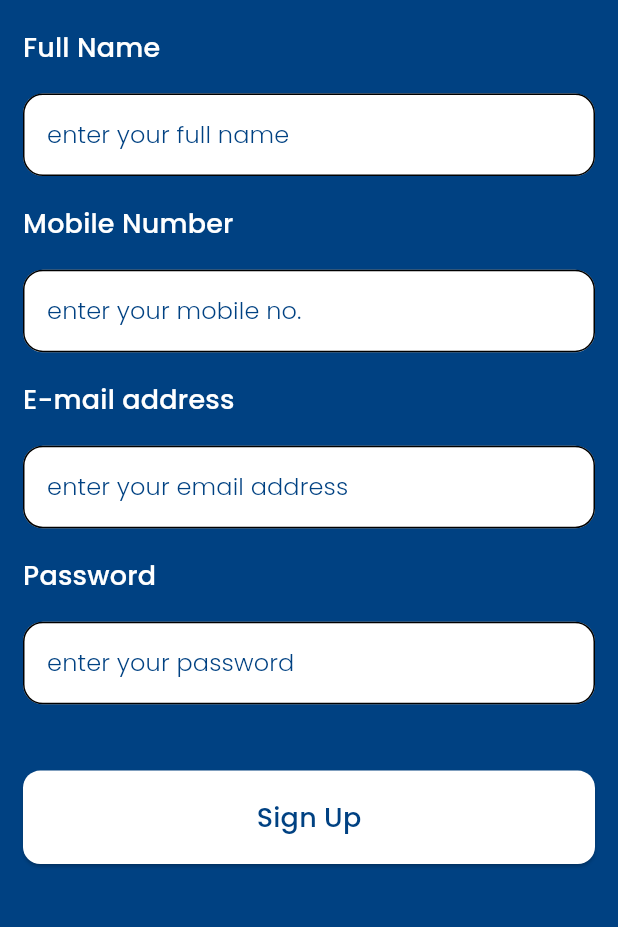
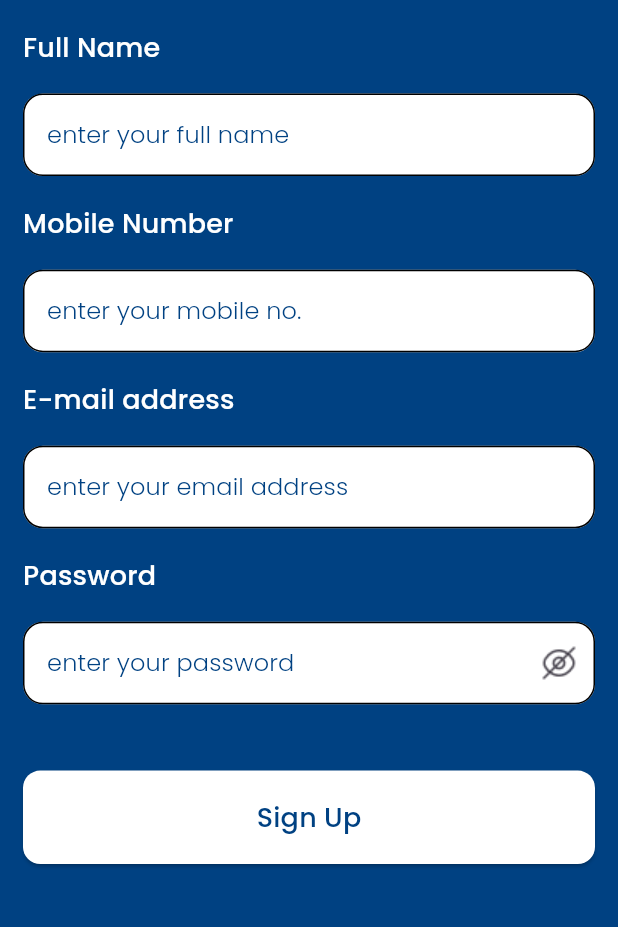
Before and after one commit to HaythamHany95/E-Commerce, a Flutter app: the screen it shows after launch, on a phone screen of 412 x 824 dp, the part 226-1153 px from its top. Run offline on Flutter 3.47's test engine with Material 3 defaults, Android fonts, the phone set to English and light mode, and no system bars; our stand-ins replace flutter_bloc, flutter_screenutil.

Commit message:
Feat: `RegisterScreen`Add new register screen view model and states
Added a new view model and states for the register screen in the authentication flow. This includes handling user input controllers and form validation, as well as toggling password visibility.

```diff
--- /dev/null
+++ b/lib/domain/use_cases/register_use_case.dart
@@ -0,0 +1 @@
+class RegisterUseCase {}
--- /dev/null
+++ b/lib/ui/screens/auth/register/cubit/register_screen_states.dart
@@ -0,0 +1,12 @@
+abstract class RegisterScreenStates {}
+
+class InitialState extends RegisterScreenStates {}
+
+class LoadingState extends RegisterScreenStates {}
+
+class ErrorState extends RegisterScreenStates {
+  String? errorMessage;
+  ErrorState({this.errorMessage});
+}
+
+class SuccessState extends RegisterScreenStates {}
--- /dev/null
+++ b/lib/ui/screens/auth/register/cubit/register_screen_viewmodel.dart
@@ -0,0 +1,17 @@
+// import 'package:e_commerce/domain/use_cases/register_use_case.dart';
+import 'package:e_commerce/ui/screens/auth/register/cubit/register_screen_states.dart';
+import 'package:flutter/material.dart';
+import 'package:flutter_bloc/flutter_bloc.dart';
+
+class RegisterScreenViewModel extends Cubit<RegisterScreenStates> {
+// RegisterUseCase? registerUseCase;
+  RegisterScreenViewModel() : super(InitialState());
+
+  var userNameController = TextEditingController();
+  var userPhoneNoController = TextEditingController();
+  var userEmailController = TextEditingController();
+  var uesrPasswordController = TextEditingController();
+  var formKey = GlobalKey<FormState>();
+
+  void register() {}
+}
--- a/lib/ui/screens/auth/register/register_screen.dart
+++ b/lib/ui/screens/auth/register/register_screen.dart
@@ -1,13 +1,22 @@
+import 'package:e_commerce/ui/screens/auth/register/cubit/register_screen_viewmodel.dart';
 import 'package:e_commerce/ui/utils/my_colors.dart';
 import 'package:e_commerce/ui/widgets/auth_button.dart';
 import 'package:e_commerce/ui/widgets/auth_textform_field.dart';
 import 'package:flutter/material.dart';
 import 'package:flutter_screenutil/flutter_screenutil.dart';
 
-class RegisterScreen extends StatelessWidget {
+class RegisterScreen extends StatefulWidget {
   static const String routeName = 'register_screen';
 
   const RegisterScreen({super.key});
+
+  @override
+  State<RegisterScreen> createState() => _RegisterScreenState();
+}
+
+class _RegisterScreenState extends State<RegisterScreen> {
+  final _viewModel = RegisterScreenViewModel();
+  bool _isPasswordSecured = true;
 
   @override
   Widget build(BuildContext context) {
@@ -16,6 +25,8 @@ class RegisterScreen extends StatelessWidget {
       body: Container(
         margin: EdgeInsets.symmetric(horizontal: 16.w),
         child: SingleChildScrollView(
+          child: Form(
+            key: _viewModel.formKey,
             child: Column(
               crossAxisAlignment: CrossAxisAlignment.stretch,
               children: [
@@ -23,27 +34,48 @@ class RegisterScreen extends StatelessWidget {
                   padding: EdgeInsets.only(top: 95.h, right: 96.h, left: 96.h),
                   child: Image.asset('assets/images/app_logo.png'),
                 ),
-              const AuthTextFormField(
+                AuthTextFormField(
+                  controller: _viewModel.userNameController,
                   fieldTitle: "Full Name",
                   hintText: "enter your full name",
                 ),
-              const AuthTextFormField(
+                AuthTextFormField(
+                  controller: _viewModel.userPhoneNoController,
                   fieldTitle: "Mobile Number",
                   hintText: "enter your mobile no.",
                 ),
-              const AuthTextFormField(
+                AuthTextFormField(
+                  controller: _viewModel.userEmailController,
                   fieldTitle: "E-mail address",
                   hintText: "enter your email address",
                 ),
-              const AuthTextFormField(
+                AuthTextFormField(
+                  controller: _viewModel.uesrPasswordController,
                   fieldTitle: "Password",
                   hintText: "enter your password",
+                  obscureText: _isPasswordSecured,
+                  suffixIcon: IconButton(
+                      icon: (_isPasswordSecured)
+                          ? const ImageIcon(
+                              AssetImage('assets/images/eye_slash_icon.png'))
+                          : const ImageIcon(
+                              AssetImage('assets/images/eye_icon.png')),
+                      onPressed: () {
+                        setState(() {
+                          _isPasswordSecured = !_isPasswordSecured;
+                        });
+                      }),
                 ),
                 Padding(
                   padding: EdgeInsets.only(top: 50.h, bottom: 30.h),
-                child: AuthButton(title: "Sign Up", onPressed: () {}),
+                  child: AuthButton(
+                      title: "Sign Up",
+                      onPressed: () {
+                        _viewModel.register();
+                      }),
                 )
               ],
+            ),
           ),
         ),
       ),
--- a/pubspec.yaml
+++ b/pubspec.yaml
@@ -12,10 +12,11 @@ dependencies:
   cupertino_icons: ^1.0.6
   flutter:
     sdk: flutter
+  flutter_bloc: ^8.1.5
   flutter_screenutil: ^5.9.0
+  http: ^1.2.1
 
 dev_dependencies:
-
   flutter_lints: ^3.0.0
   flutter_test:
     sdk: flutter
```
Also changed, not shown: assets/images/2.0x/eye_icon@2x.png (added), assets/images/2.0x/eye_slash_icon@2x.png (added), assets/images/3.0x/eye_icon@3x.png (added), assets/images/3.0x/eye_slash_icon@3x.png (added), assets/images/eye_icon.png (added), assets/images/eye_slash_icon.png (added), pubspec.lock, 1 other file. Lines whose indentation alone changed are shown as unchanged.
